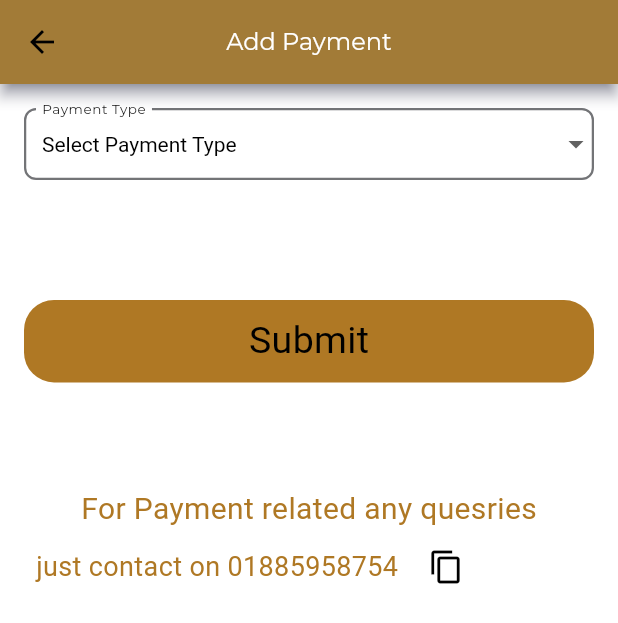
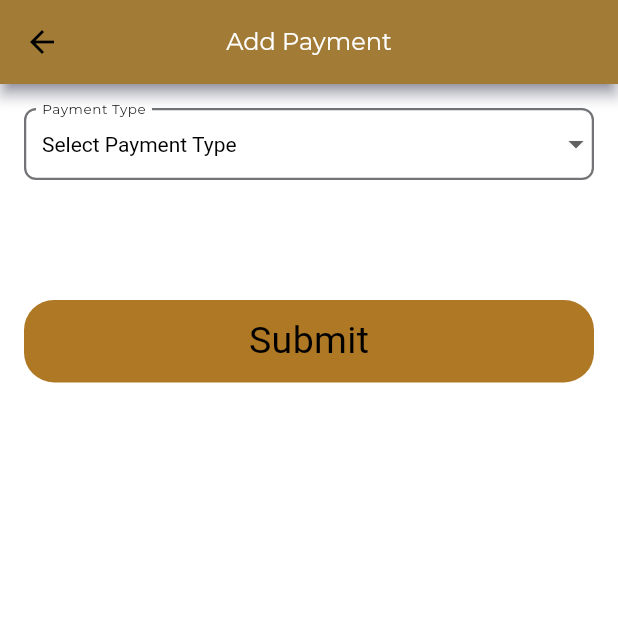
Before and after one commit to Dilouar-dev/alhamdulillah_courier_Merchant, a Flutter app: the PaymentInfoAddScreen screen opened directly, on a phone screen of 412 x 824 dp. Shown: the top 623 px of the screen. Run offline on Flutter 3.47's test engine with Material 3 defaults, Android fonts, the phone set to English and light mode, and no system bars; our stand-ins replace dropdown_search, flutter_svg, get, internet_connection_checker, lottie and 2 more; missing offline and left inert: clipboard, dart:ffi; accounts and stored records are empty; project files that could hold a hidden picture were left out.

Commit message:
helpline updated

```diff
--- a/lib/presentation/screens/Help/help.dart
+++ b/lib/presentation/screens/Help/help.dart
@@ -55,7 +55,7 @@ class _HelpState extends State<Help> {
                   children: [
                     GestureDetector(
                       onTap: () {
-                        _launchDialPad('01885958754');
+                        _launchDialPad('+880 1824-678604');
                       },
                       child: Column(
                         children: [
@@ -63,7 +63,7 @@ class _HelpState extends State<Help> {
                           Padding(
                             padding: const EdgeInsets.all(16.0),
                             child: Text(
-                              '01885958754',
+                              '+880 1824-678604',
                               style: TextStyle(
                                 color: Colors.black, // Make the number look like a link
                                 decoration: TextDecoration.underline,
@@ -76,7 +76,7 @@ class _HelpState extends State<Help> {
                     IconButton(
                       icon: Icon(Icons.copy),
                       onPressed: () {
-                        _copyToClipboard('01885958754');
+                        _copyToClipboard('+880 1824-678604');
                       },
                     ),
                   ],
--- a/lib/presentation/screens/payment/components/add_payment.dart
+++ b/lib/presentation/screens/payment/components/add_payment.dart
@@ -686,31 +686,31 @@ class _PaymentInfoAddScreenState extends State<PaymentInfoAddScreen> {
                   child: Center(child: Text('Submit', style: TextStyle(fontSize: 25))),
                 ),
               ),
-              Padding(
-                padding: const EdgeInsets.only(top:70.0),
-               child: Column(
-                  children: [
-                    Text("For Payment related any quesries", style: TextStyle(color: Colormanager.darkPrimary, fontSize:20),),
-              Row(
-                children: [
-                  Padding(
-                    padding: const EdgeInsets.all(8.0),
-                    child: Text("just contact on 01885958754", style: TextStyle(color: Colormanager.darkPrimary, fontSize:18),),
-                  ),
-                      IconButton(
-                        icon: Icon(Icons.copy),
-                        onPressed: () {
-                          _copyToClipboard('01885958754');
-                        },
-                      ),
-
-                ],
-              ),
-
-
-            ],
-                ),
-              ),
+            //   Padding(
+            //     padding: const EdgeInsets.only(top:70.0),
+            //    child: Column(
+            //       children: [
+            //         Text("For Payment related any quesries", style: TextStyle(color: Colormanager.darkPrimary, fontSize:20),),
+            //   Row(
+            //     children: [
+            //       Padding(
+            //         padding: const EdgeInsets.all(8.0),
+            //         child: Text("just contact on 01885958754", style: TextStyle(color: Colormanager.darkPrimary, fontSize:18),),
+            //       ),
+            //           IconButton(
+            //             icon: Icon(Icons.copy),
+            //             onPressed: () {
+            //               _copyToClipboard('01885958754');
+            //             },
+            //           ),
+            //
+            //     ],
+            //   ),
+            //
+            //
+            // ],
+            //     ),
+            //   ),
               // Row(
               //   children: [
               //     GestureDetector(
```
Also changed, not shown: 1 other file.
